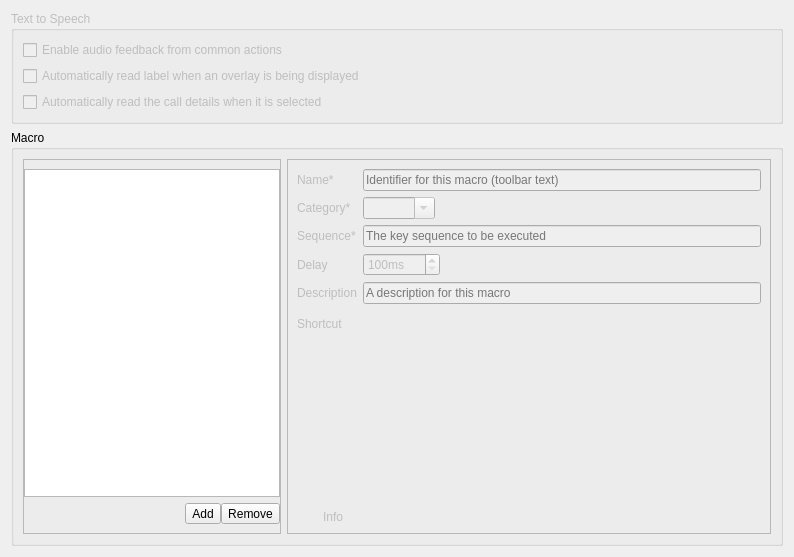
This is src/conf/dlgaccessibility.ui in KDE/ring-kde as Qt 5 draws it before an edit. The edited form follows.
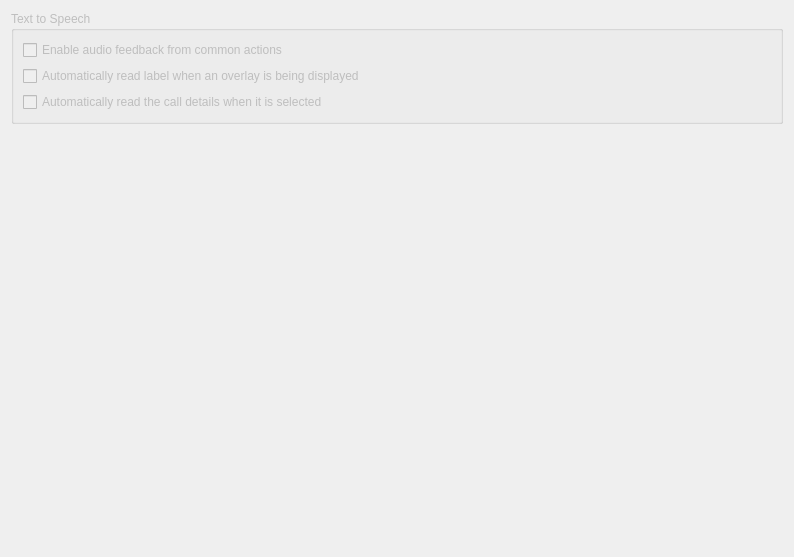
This is the edited form. Custom widgets are drawn as their Qt base class.

Commit message:
cleanup: Delete the macro subsystem
This isn't very useful for the vast majority of users and it
almost never tested.

The main reason to have this was botting through calls menu and
adding shortcuts to specific phone number. The second use case
is more relevant, but the macro implementation was unsuited to
make it easier to configure.

What changed in the file:
```diff
--- a/src/conf/dlgaccessibility.ui
+++ b/src/conf/dlgaccessibility.ui
@@ -48,333 +48,20 @@
     </widget>
    </item>
    <item>
-    <widget class="QGroupBox" name="groupBox">
-     <property name="sizePolicy">
-      <sizepolicy hsizetype="Preferred" vsizetype="Expanding">
-       <horstretch>0</horstretch>
-       <verstretch>0</verstretch>
-      </sizepolicy>
+    <spacer name="verticalSpacer">
+     <property name="orientation">
+      <enum>Qt::Vertical</enum>
      </property>
-     <property name="title">
-      <string>Macro</string>
+     <property name="sizeHint" stdset="0">
+      <size>
+       <width>20</width>
+       <height>40</height>
+      </size>
      </property>
-     <layout class="QHBoxLayout" name="horizontalLayout">
-      <item>
-       <widget class="QFrame" name="frame">
-        <property name="sizePolicy">
-         <sizepolicy hsizetype="Preferred" vsizetype="Expanding">
-          <horstretch>0</horstretch>
-          <verstretch>0</verstretch>
-         </sizepolicy>
-        </property>
-        <property name="frameShape">
-         <enum>QFrame::StyledPanel</enum>
-        </property>
-        <property name="frameShadow">
-         <enum>QFrame::Raised</enum>
-        </property>
-        <layout class="QGridLayout" name="gridLayout_2">
-         <property name="leftMargin">
-          <number>0</number>
-         </property>
-         <property name="rightMargin">
-          <number>0</number>
-         </property>
-         <property name="horizontalSpacing">
-          <number>0</number>
-         </property>
-         <item row="1" column="2">
-          <widget class="RightToolButton" name="m_pRemoveTB">
-           <property name="text">
-            <string>Remove</string>
-           </property>
-          </widget>
-         </item>
-         <item row="0" column="0" colspan="3">
-          <widget class="CategorizedTreeView" name="m_pMacroListTV">
-           <property name="indentation">
-            <number>5</number>
-           </property>
-          </widget>
-         </item>
-         <item row="1" column="1">
-          <widget class="LeftToolButton" name="m_pAddTB">
-           <property name="text">
-            <string>Add</string>
-           </property>
-          </widget>
-         </item>
-         <item row="1" column="0">
-          <spacer name="horizontalSpacer">
-           <property name="orientation">
-            <enum>Qt::Horizontal</enum>
-           </property>
-           <property name="sizeHint" stdset="0">
-            <size>
-             <width>40</width>
-             <height>20</height>
-            </size>
-           </property>
-          </spacer>
-         </item>
-        </layout>
-       </widget>
-      </item>
-      <item>
-       <widget class="QFrame" name="m_pMacroFrm">
-        <property name="enabled">
-         <bool>false</bool>
-        </property>
-        <property name="sizePolicy">
-         <sizepolicy hsizetype="Preferred" vsizetype="Expanding">
-          <horstretch>2</horstretch>
-          <verstretch>0</verstretch>
-         </sizepolicy>
-        </property>
-        <property name="sizeIncrement">
-         <size>
-          <width>0</width>
-          <height>0</height>
-         </size>
-        </property>
-        <property name="frameShape">
-         <enum>QFrame::StyledPanel</enum>
-        </property>
-        <property name="frameShadow">
-         <enum>QFrame::Raised</enum>
-        </property>
-        <layout class="QGridLayout" name="gridLayout">
-         <item row="2" column="0">
-          <spacer name="verticalSpacer_2">
-           <property name="orientation">
-            <enum>Qt::Vertical</enum>
-           </property>
-           <property name="sizeHint" stdset="0">
-            <size>
-             <width>20</width>
-             <height>40</height>
-            </size>
-           </property>
-          </spacer>
-         </item>
-         <item row="3" column="0">
-          <widget class="QLabel" name="m_pInfoIconL">
-           <property name="sizePolicy">
-            <sizepolicy hsizetype="Minimum" vsizetype="Preferred">
-             <horstretch>0</horstretch>
-             <verstretch>0</verstretch>
-            </sizepolicy>
-           </property>
-           <property name="text">
-            <string/>
-           </property>
-           <property name="alignment">
-            <set>Qt::AlignLeading|Qt::AlignLeft|Qt::AlignTop</set>
-           </property>
-          </widget>
-         </item>
-         <item row="0" column="0" colspan="3">
-          <layout class="QFormLayout" name="formLayout">
-           <property name="fieldGrowthPolicy">
-            <enum>QFormLayout::ExpandingFieldsGrow</enum>
-           </property>
-           <item row="0" column="0">
-            <widget class="QLabel" name="m_pNameL">
-             <property name="accessibleDescription">
-              <string comment="Macro name"/>
-             </property>
-             <property name="text">
-              <string>Name*</string>
-             </property>
-            </widget>
-           </item>
-           <item row="0" column="1">
-            <widget class="QLineEdit" name="m_pNameLE">
-             <property name="placeholderText">
-              <string>Identifier for this macro (toolbar text)</string>
-             </property>
-             <property name="showClearButton" stdset="0">
-              <bool>true</bool>
-             </property>
-            </widget>
-           </item>
-           <item row="1" column="0">
-            <widget class="QLabel" name="m_pCategoryL">
-             <property name="accessibleDescription">
-              <string comment="Macro Category"/>
-             </property>
-             <property name="text">
-              <string>Category*</string>
-             </property>
-            </widget>
-           </item>
-           <item row="1" column="1">
-            <widget class="QComboBox" name="m_pCategoryCBB">
-             <property name="editable">
-              <bool>true</bool>
-             </property>
-            </widget>
-           </item>
-           <item row="2" column="0">
-            <widget class="QLabel" name="m_mSequenceL">
-             <property name="accessibleDescription">
-              <string comment="Macro sequence"/>
-             </property>
-             <property name="text">
-              <string>Sequence*</string>
-             </property>
-            </widget>
-           </item>
-           <item row="2" column="1">
-            <widget class="QLineEdit" name="m_pSequenceLE">
-             <property name="placeholderText">
-              <string>The key sequence to be executed</string>
-             </property>
-             <property name="showClearButton" stdset="0">
-              <bool>true</bool>
-             </property>
-            </widget>
-           </item>
-           <item row="3" column="0">
-            <widget class="QLabel" name="m_pDelayL">
-             <property name="accessibleDescription">
-              <string comment="macro delay"/>
-             </property>
-             <property name="text">
-              <string>Delay</string>
-             </property>
-            </widget>
-           </item>
-           <item row="3" column="1">
-            <widget class="QSpinBox" name="m_pDelaySB">
-             <property name="suffix">
-              <string>ms</string>
-             </property>
-             <property name="minimum">
-              <number>100</number>
-             </property>
-             <property name="maximum">
-              <number>10000</number>
-             </property>
-            </widget>
-           </item>
-           <item row="4" column="0">
-            <widget class="QLabel" name="m_pDescriptionL">
-             <property name="accessibleDescription">
-              <string comment="Macro deskcription"/>
-             </property>
-             <property name="text">
-              <string>Description</string>
-             </property>
-            </widget>
-           </item>
-           <item row="4" column="1">
-            <widget class="QLineEdit" name="m_pDescriptionLE">
-             <property name="placeholderText">
-              <string>A description for this macro</string>
-             </property>
-             <property name="showClearButton" stdset="0">
-              <bool>true</bool>
-             </property>
-            </widget>
-           </item>
-           <item row="5" column="1">
-            <widget class="KShortcutWidget" name="m_pShortcuts"/>
-           </item>
-           <item row="5" column="0">
-            <layout class="QVBoxLayout" name="verticalLayout_4">
-             <item>
-              <spacer name="verticalSpacer">
-               <property name="orientation">
-                <enum>Qt::Vertical</enum>
-               </property>
-               <property name="sizeType">
-                <enum>QSizePolicy::MinimumExpanding</enum>
-               </property>
-               <property name="sizeHint" stdset="0">
-                <size>
-                 <width>20</width>
-                 <height>0</height>
-                </size>
-               </property>
-              </spacer>
-             </item>
-             <item>
-              <widget class="QLabel" name="label">
-               <property name="text">
-                <string>Shortcut</string>
-               </property>
-              </widget>
-             </item>
-             <item>
-              <spacer name="verticalSpacer_3">
-               <property name="orientation">
-                <enum>Qt::Vertical</enum>
-               </property>
-               <property name="sizeType">
-                <enum>QSizePolicy::MinimumExpanding</enum>
-               </property>
-               <property name="sizeHint" stdset="0">
-                <size>
-                 <width>20</width>
-                 <height>0</height>
-                </size>
-               </property>
-              </spacer>
-             </item>
-            </layout>
-           </item>
-          </layout>
-         </item>
-         <item row="3" column="1">
-          <widget class="QLabel" name="m_pInfoL">
-           <property name="sizePolicy">
-            <sizepolicy hsizetype="Expanding" vsizetype="Minimum">
-             <horstretch>0</horstretch>
-             <verstretch>0</verstretch>
-            </sizepolicy>
-           </property>
-           <property name="text">
-            <string>Info</string>
-           </property>
-           <property name="alignment">
-            <set>Qt::AlignLeading|Qt::AlignLeft|Qt::AlignTop</set>
-           </property>
-           <property name="wordWrap">
-            <bool>true</bool>
-           </property>
-          </widget>
-         </item>
-        </layout>
-       </widget>
-      </item>
-     </layout>
-    </widget>
+    </spacer>
    </item>
   </layout>
  </widget>
- <customwidgets>
-  <customwidget>
-   <class>KShortcutWidget</class>
-   <extends>QWidget</extends>
-   <header>kshortcutwidget.h</header>
-  </customwidget>
-  <customwidget>
-   <class>CategorizedTreeView</class>
-   <extends>QTreeView</extends>
-   <header location="global">widgets/categorizedtreeview.h</header>
-  </customwidget>
-  <customwidget>
-   <class>LeftToolButton</class>
-   <extends>QToolButton</extends>
-   <header>widgets/groupedtoolbutton.h</header>
-  </customwidget>
-  <customwidget>
-   <class>RightToolButton</class>
-   <extends>QToolButton</extends>
-   <header>widgets/groupedtoolbutton.h</header>
-  </customwidget>
- </customwidgets>
  <resources/>
  <connections>
   <connection>
```
Left out of the diff: 48 changed lines with no effect on the pictures. The commit also changes 8 other files.
